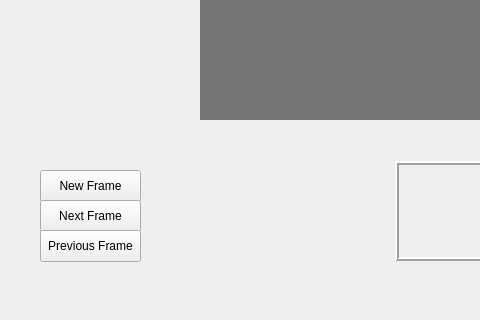
This is Foorge/mainwindow.ui in NCChacki/CS3505-Software2-SpriteEditor as Qt 5 draws it before an edit; both pictures show x 0 to 480 and y 280 to 600 of the 800 by 600 pixel window. The edited form follows.
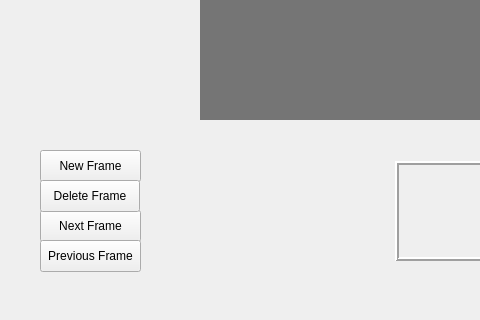
This is the edited form. Custom widgets are drawn as their Qt base class.

Commit message: Implemented delete frame

What changed in the file:
```diff
--- a/Foorge/mainwindow.ui
+++ b/Foorge/mainwindow.ui
@@ -217,7 +217,7 @@
     <property name="geometry">
      <rect>
       <x>40</x>
-      <y>450</y>
+      <y>430</y>
       <width>101</width>
       <height>32</height>
      </rect>
@@ -230,7 +230,7 @@
     <property name="geometry">
      <rect>
       <x>40</x>
-      <y>480</y>
+      <y>490</y>
       <width>101</width>
       <height>32</height>
      </rect>
@@ -243,7 +243,7 @@
     <property name="geometry">
      <rect>
       <x>40</x>
-      <y>510</y>
+      <y>520</y>
       <width>101</width>
       <height>32</height>
      </rect>
@@ -427,6 +427,19 @@
      <enum>Qt::Horizontal</enum>
     </property>
    </widget>
+   <widget class="QPushButton" name="deleteFrameButton">
+    <property name="geometry">
+     <rect>
+      <x>40</x>
+      <y>460</y>
+      <width>100</width>
+      <height>32</height>
+     </rect>
+    </property>
+    <property name="text">
+     <string>Delete Frame</string>
+    </property>
+   </widget>
   </widget>
   <widget class="QMenuBar" name="menubar">
    <property name="geometry">
```
The commit also changes 12 other files.
